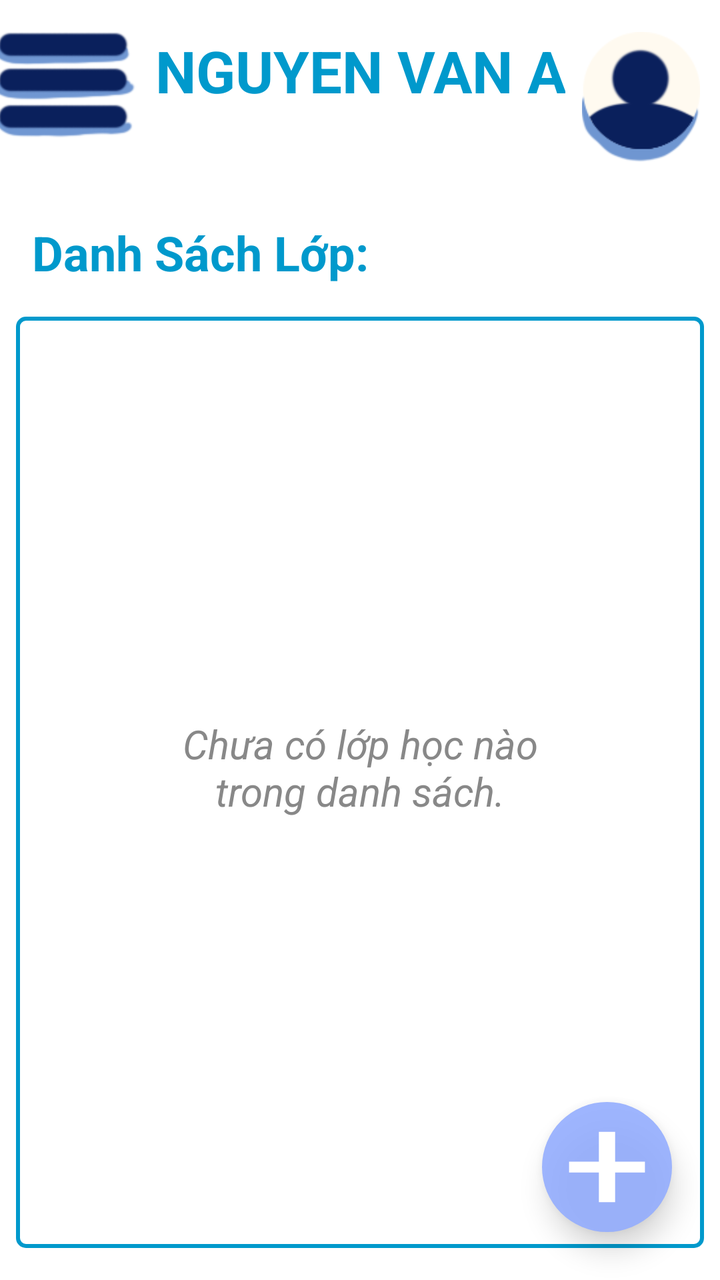
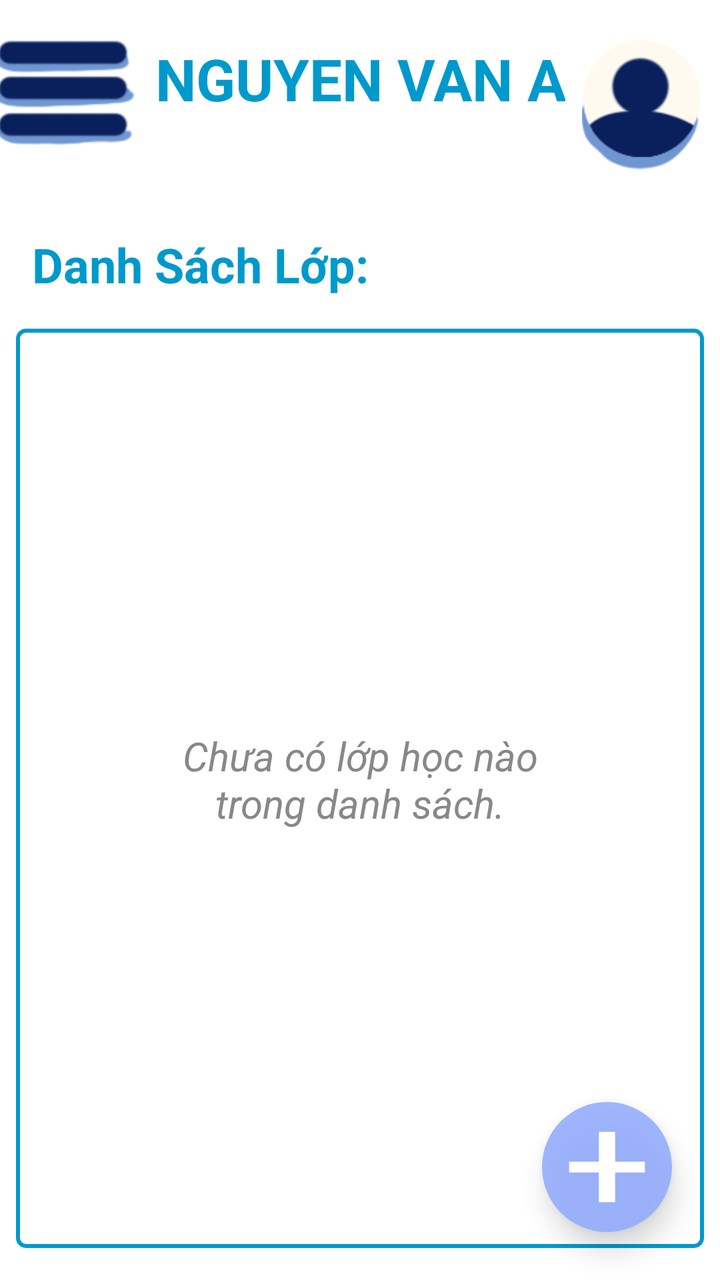

Compare the two renders of this Android layout. The source of the first and the diff that turns it into the second are given below.
<!-- AndroidManifest.xml: application theme Theme.SmartQuiz -->
<!-- res/layout/teacher_list_class.xml -->
<?xml version="1.0" encoding="utf-8"?>
<androidx.constraintlayout.widget.ConstraintLayout xmlns:android="http://schemas.android.com/apk/res/android"
    xmlns:app="http://schemas.android.com/apk/res-auto"
    xmlns:tools="http://schemas.android.com/tools"
    android:layout_width="match_parent"
    android:id="@+id/main"
    android:layout_height="match_parent">

    

    <androidx.constraintlayout.widget.ConstraintLayout
        android:id="@+id/constraintLayout"
        android:layout_width="match_parent"
        android:layout_height="94dp"
        app:layout_constraintEnd_toEndOf="parent"
        app:layout_constraintStart_toStartOf="parent"
        android:elevation="4dp"
        android:translationZ="4dp"
        app:layout_constraintTop_toTopOf="parent">

        <TextView
            android:id="@+id/user_name"
            android:layout_width="wrap_content"
            android:layout_height="wrap_content"
            android:gravity="center"
            android:text="Nguyen Van A"
            android:textAllCaps="true"
            android:textColor="@android:color/holo_blue_dark"
            android:textSize="29dp"
            android:textStyle="bold"
            app:layout_constraintBottom_toBottomOf="parent"
            app:layout_constraintEnd_toEndOf="parent"
            app:layout_constraintStart_toStartOf="parent"
            app:layout_constraintTop_toTopOf="parent"
            app:layout_constraintVertical_bias="0.29" />

        <ImageButton
            android:id="@+id/registerBtn"
            android:layout_width="71dp"
            android:layout_height="53dp"
            android:layout_marginStart="8dp"
            android:layout_marginTop="16dp"
            android:layout_marginEnd="21dp"
            android:layout_marginBottom="25dp"
            android:background="@null"
            android:scaleType="fitCenter"
            app:layout_constraintBottom_toBottomOf="parent"
            app:layout_constraintEnd_toStartOf="@+id/user_name"
            app:layout_constraintStart_toStartOf="parent"
            app:layout_constraintTop_toTopOf="parent"
            app:srcCompat="@drawable/menu" />

        <ImageButton
            android:id="@+id/imageButton4"
            android:layout_width="69dp"
            android:layout_height="65dp"
            android:layout_marginStart="15dp"
            android:layout_marginTop="16dp"
            android:layout_marginEnd="17dp"
            android:layout_marginBottom="13dp"
            android:background="@null"
            android:scaleType="fitCenter"
            app:layout_constraintBottom_toBottomOf="parent"
            app:layout_constraintEnd_toEndOf="parent"
            app:layout_constraintStart_toEndOf="@+id/user_name"
            app:layout_constraintTop_toTopOf="parent"
            app:srcCompat="@drawable/user" />

    </androidx.constraintlayout.widget.ConstraintLayout>

    
    <androidx.constraintlayout.widget.ConstraintLayout
        android:layout_width="0dp"
        android:layout_height="0dp"
        app:layout_constraintBottom_toBottomOf="parent"
        app:layout_constraintEnd_toEndOf="parent"
        app:layout_constraintStart_toStartOf="parent"
        app:layout_constraintTop_toBottomOf="@+id/constraintLayout">

        <TextView
            android:id="@+id/textView12"
            android:layout_width="wrap_content"
            android:layout_height="wrap_content"
            android:layout_marginStart="16dp"
            android:layout_marginTop="16dp"
            android:text="Danh Sách Lớp:"
            android:textColor="@android:color/holo_blue_dark"
            android:textSize="24dp"
            android:textStyle="bold"
            app:layout_constraintStart_toStartOf="parent"
            app:layout_constraintTop_toTopOf="parent" />

        <TextView
            android:id="@+id/emptyStateTextView"
            android:layout_width="200sp"
            android:layout_height="wrap_content"
            android:layout_marginStart="16dp"
            android:layout_marginTop="200dp"
            android:layout_marginEnd="16dp"
            android:layout_marginBottom="200dp"
            android:gravity="center"
            android:text="Chưa có lớp học nào trong danh sách."
            android:textColor="#888888"
            android:textSize="20sp"
            android:textStyle="italic"
            app:layout_constraintBottom_toBottomOf="@+id/scrollView2"
            app:layout_constraintEnd_toEndOf="@+id/scrollView2"
            app:layout_constraintStart_toStartOf="@+id/scrollView2"

            app:layout_constraintTop_toTopOf="@+id/scrollView2"
            app:layout_constraintVertical_bias="0.0"
            tools:visibility="visible" />

        <ScrollView
            android:id="@+id/scrollView2"
            android:layout_width="0dp"
            android:layout_height="0dp"
            android:layout_marginStart="8dp"
            android:layout_marginTop="16dp"
            android:layout_marginEnd="8dp"
            android:layout_marginBottom="16dp"
            android:background="@drawable/border"
            app:layout_constraintBottom_toBottomOf="parent"
            app:layout_constraintEnd_toEndOf="parent"
            app:layout_constraintStart_toStartOf="parent"
            app:layout_constraintTop_toBottomOf="@+id/textView12">

            <LinearLayout
                android:id="@+id/scroll_view_assessment_list"
                android:layout_marginTop="10dp"
                android:layout_width="match_parent"
                android:layout_height="wrap_content"
                android:orientation="vertical"
                tools:context=".MainActivity" />
        </ScrollView>

        <ImageButton
            android:id="@+id/add_btn_student_session"
            android:layout_width="65dp"
            android:layout_height="65dp"
            android:layout_marginEnd="24dp"
            android:layout_marginBottom="24dp"

            android:background="@drawable/circle"
            android:contentDescription="TODO"
            android:scaleType="fitCenter"
            android:src="@drawable/baseline_add_24"
            android:elevation="4dp"
            android:translationZ="4dp"

            app:layout_constraintBottom_toBottomOf="parent"
            app:layout_constraintEnd_toEndOf="parent"
            app:layout_constraintHorizontal_bias="1.0"
            app:layout_constraintStart_toStartOf="parent" />


    </androidx.constraintlayout.widget.ConstraintLayout>
</androidx.constraintlayout.widget.ConstraintLayout>
<!-- resources referenced by this layout -->
<resources>
  <!-- drawable baseline_add_24 (drawable) -->
  <vector xmlns:android="http://schemas.android.com/apk/res/android"
      android:width="24dp"
      android:height="24dp"
      android:viewportWidth="24"
      android:viewportHeight="24"
      android:tint="@android:color/white"> 
  
      
      
      <path
          android:fillColor="@android:color/white"
          android:pathData="M19,13H13.5V18.5H10.5V13H5V11H10.5V5.5H13.5V11H19V13Z"/>
  
  </vector>
  <!-- drawable border (drawable) -->
  <?xml version="1.0" encoding="utf-8"?>
  <shape xmlns:android="http://schemas.android.com/apk/res/android">
      <solid android:color="@android:color/transparent" />
      <stroke
          android:width="2dp"
          android:color="@android:color/holo_blue_dark" />
      <corners android:radius="4dp" />
  </shape>
  <!-- drawable circle (drawable) -->
  <?xml version="1.0" encoding="utf-8"?>
  <shape xmlns:android="http://schemas.android.com/apk/res/android"
      android:shape="oval">
      <solid android:color="@color/dark_blue"/>
  </shape>
  <!-- drawable menu: png bitmap (drawable, 4225 bytes) -->
  <!-- drawable user: png bitmap (drawable, 4784 bytes) -->
  <style name="Theme.SmartQuiz" parent="Theme.MaterialComponents.DayNight.DarkActionBar">
          
          <item name="colorPrimary">@color/purple_500</item>
          <item name="colorPrimaryVariant">@color/purple_700</item>
          <item name="colorOnPrimary">@color/white</item>
          
          <item name="colorSecondary">@color/teal_200</item>
          <item name="colorSecondaryVariant">@color/teal_700</item>
          <item name="colorOnSecondary">@color/black</item>
          
          <item name="android:statusBarColor">?attr/colorPrimaryVariant</item>
          
      </style>
  <color name="dark_blue">#DF92ACFF</color>
  <color name="purple_500">#FF6200EE</color>
  <color name="purple_700">#FF3700B3</color>
  <color name="white">#FFFFFFFF</color>
  <color name="teal_200">#FF03DAC5</color>
  <color name="teal_700">#FF018786</color>
  <color name="black">#FF000000</color>
</resources>

<!-- the commit's change to res/layout/teacher_list_class.xml (unified diff, before → after) -->
@@ -8,14 +8,18 @@
 
     
 
+    
+
     <androidx.constraintlayout.widget.ConstraintLayout
         android:id="@+id/constraintLayout"
         android:layout_width="match_parent"
         android:layout_height="94dp"
-        app:layout_constraintEnd_toEndOf="parent"
-        app:layout_constraintStart_toStartOf="parent"
+        android:layout_marginTop="4dp"
         android:elevation="4dp"
         android:translationZ="4dp"
+        app:layout_constraintEnd_toEndOf="parent"
+        app:layout_constraintHorizontal_bias="0.0"
+        app:layout_constraintStart_toStartOf="parent"
         app:layout_constraintTop_toTopOf="parent">
 
         <TextView
@@ -68,14 +72,16 @@
 
     </androidx.constraintlayout.widget.ConstraintLayout>
 
-    
     <androidx.constraintlayout.widget.ConstraintLayout
-        android:layout_width="0dp"
-        android:layout_height="0dp"
+        android:layout_width="match_parent"
+        android:layout_height="match_parent"
+        android:layout_marginTop="100sp"
         app:layout_constraintBottom_toBottomOf="parent"
         app:layout_constraintEnd_toEndOf="parent"
+        app:layout_constraintHorizontal_bias="0.0"
         app:layout_constraintStart_toStartOf="parent"
-        app:layout_constraintTop_toBottomOf="@+id/constraintLayout">
+        app:layout_constraintTop_toBottomOf="@+id/constraintLayout"
+        app:layout_constraintVertical_bias="0.0">
 
         <TextView
             android:id="@+id/textView12"
@@ -127,9 +133,9 @@
 
             <LinearLayout
                 android:id="@+id/scroll_view_assessment_list"
-                android:layout_marginTop="10dp"
                 android:layout_width="match_parent"
                 android:layout_height="wrap_content"
+                android:layout_marginTop="10dp"
                 android:orientation="vertical"
                 tools:context=".MainActivity" />
         </ScrollView>
@@ -143,9 +149,9 @@
 
             android:background="@drawable/circle"
             android:contentDescription="TODO"
+            android:elevation="4dp"
             android:scaleType="fitCenter"
             android:src="@drawable/baseline_add_24"
-            android:elevation="4dp"
             android:translationZ="4dp"
 
             app:layout_constraintBottom_toBottomOf="parent"
